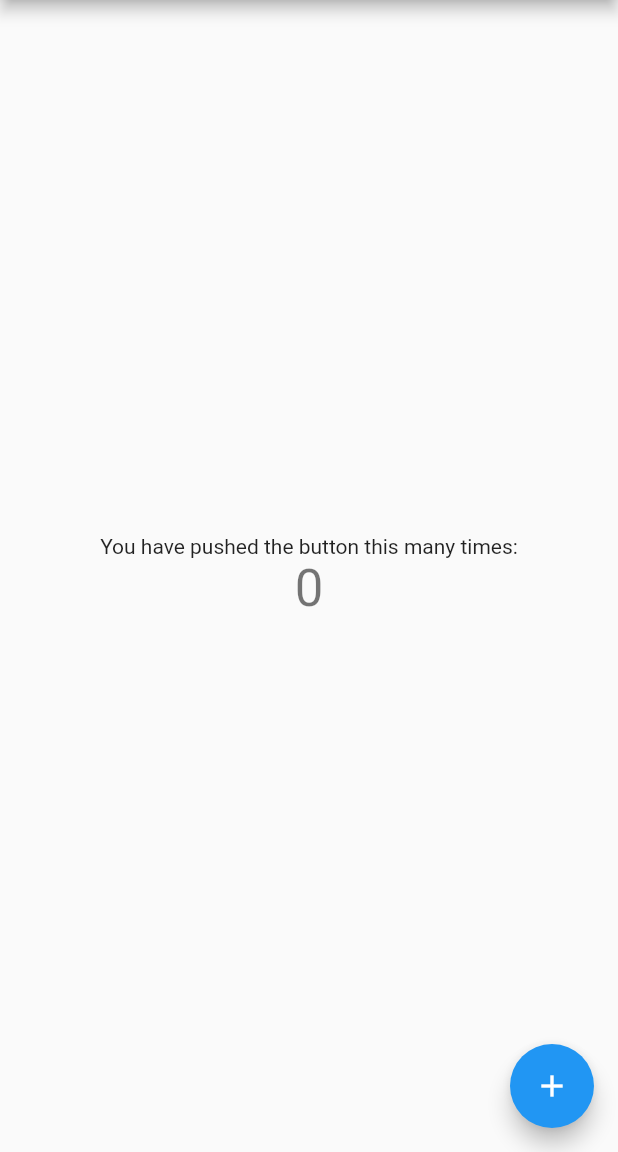
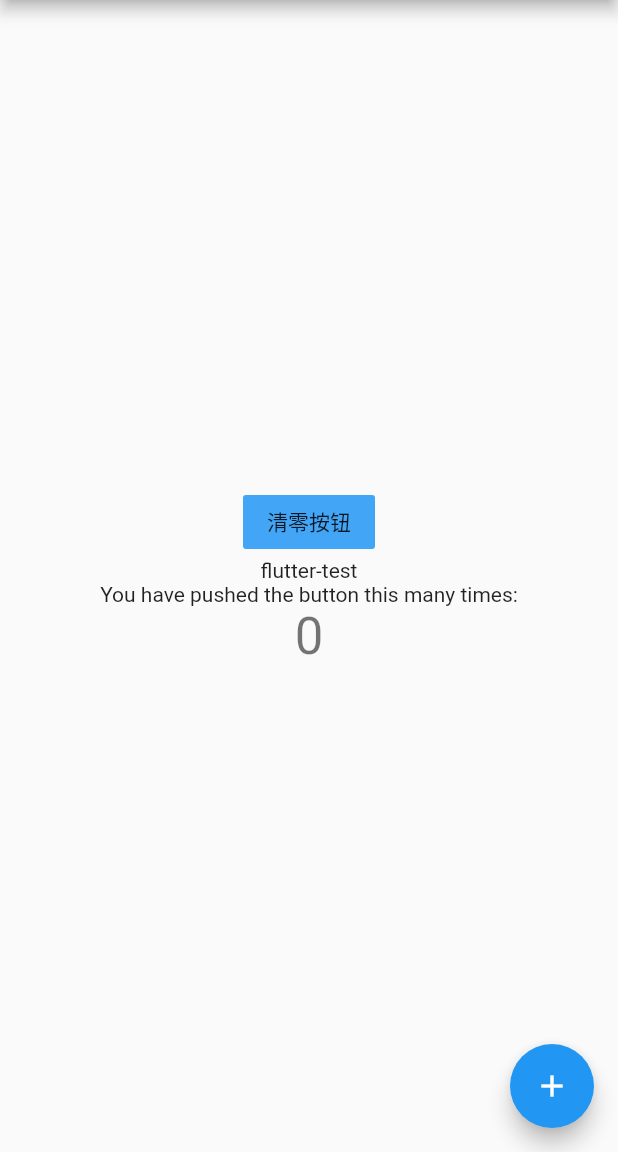
Before and after one commit to feinimoshu753/flutter-demo, a Flutter app: the screen it shows after launch, on a phone screen of 412 x 824 dp, the part 84-1236 px from its top. Run offline on Flutter 3.47's test engine with Material 2 defaults, Android fonts, the phone set to English and light mode, and no system bars.

Commit message:
some ui components test

```diff
--- a/lib/main.dart
+++ b/lib/main.dart
@@ -44,6 +44,7 @@ class MyHomePage extends StatefulWidget {
 
 class _MyHomePageState extends State<MyHomePage> {
   int _counter = 0;
+  String _title = "flutter-test";
 
   void _incrementCounter() {
     setState(() {
@@ -89,6 +90,18 @@ class _MyHomePageState extends State<MyHomePage> {
           // horizontal).
           mainAxisAlignment: MainAxisAlignment.center,
           children: <Widget>[
+            new FlatButton(
+                child: new Text('清零按钮'),
+                color: new Color.fromRGBO(66, 165, 245, 1.0),
+                onPressed: () {
+                  setState(() {
+                    _counter = 0;
+                  });
+                },
+            ),
+            new Text(
+               _title
+            ),
             new Text(
               'You have pushed the button this many times:',
             ),
```
